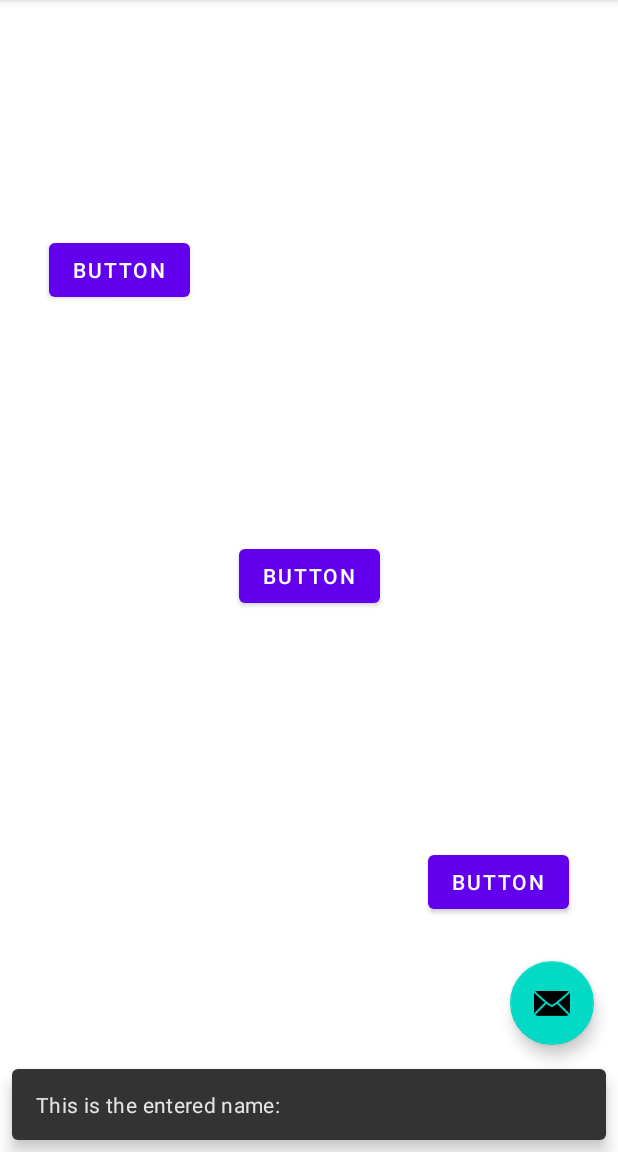
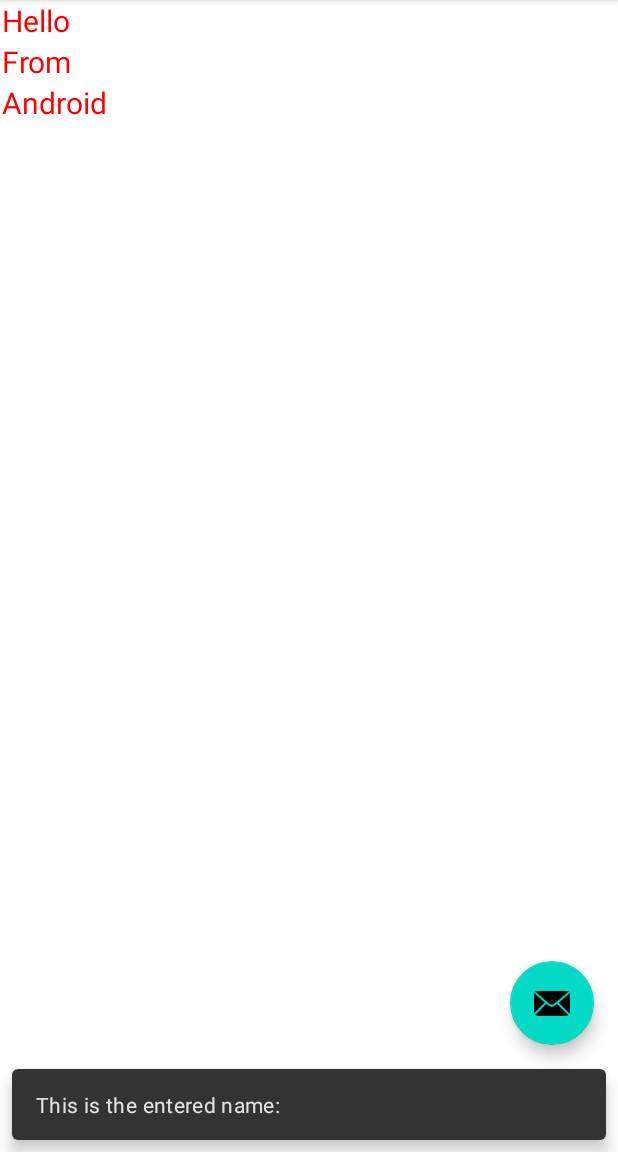
Before and after one commit to nasif-jaoadun/BasicUiLearning, an Android app: the screen it shows after launch (MainActivity), after a tap on an icon or button, on a phone screen of 412 x 824 dp, the part 84-1236 px from its top. Run offline under Robolectric (Android 15) with nearby library versions, the phone set to English and light mode, and no system bars; our stand-ins replace navigation-ui.

Commit message:
Position views with linear layout: Constraint layout, programmatically added view

```diff
--- a/app/src/main/java/com/codehabit/android/userinterface/MainActivity.kt
+++ b/app/src/main/java/com/codehabit/android/userinterface/MainActivity.kt
@@ -1,5 +1,6 @@
 package com.codehabit.android.userinterface
 
+import android.graphics.Color
 import android.os.Bundle
 import com.google.android.material.snackbar.Snackbar
 import androidx.appcompat.app.AppCompatActivity
@@ -9,6 +10,7 @@ import androidx.navigation.ui.navigateUp
 import androidx.navigation.ui.setupActionBarWithNavController
 import android.view.Menu
 import android.view.MenuItem
+import android.widget.TextView
 import com.codehabit.android.userinterface.databinding.ActivityMainBinding
 
 class MainActivity : AppCompatActivity() {
@@ -23,6 +25,9 @@ class MainActivity : AppCompatActivity() {
         setContentView(binding.root)
 
         setSupportActionBar(binding.toolbar)
+        addTextView("Hello")
+        addTextView("From")
+        addTextView("Android")
 
 //        val navController = findNavController(R.id.nav_host_fragment_content_main)
 //        appBarConfiguration = AppBarConfiguration(navController.graph)
@@ -33,6 +38,14 @@ class MainActivity : AppCompatActivity() {
                 .setAction("Action", null).show()
         }
 
+    }
+
+    private fun addTextView(label: String){
+        val view = TextView(this)
+        view.text = label
+        view.textSize = 20f
+        view.setTextColor(Color.parseColor("#ff0000"))
+        binding.contentView.linearLayout.addView(view)
     }
 
     override fun onCreateOptionsMenu(menu: Menu): Boolean {
--- a/app/src/main/res/layout/content_main.xml
+++ b/app/src/main/res/layout/content_main.xml
@@ -21,36 +21,18 @@
         app:layout_constraintTop_toTopOf="parent"/>-->
 
 
-    <Button
-        android:id="@+id/button"
-        android:layout_width="wrap_content"
-        android:layout_height="wrap_content"
-        android:text="Button"
-        app:layout_constraintBottom_toTopOf="@+id/button2"
-        app:layout_constraintEnd_toStartOf="@+id/button2"
-        app:layout_constraintHorizontal_bias="0.5"
-        app:layout_constraintStart_toStartOf="parent"
-        app:layout_constraintTop_toTopOf="parent" />
-
-    <Button
-        android:id="@+id/button2"
-        android:layout_width="wrap_content"
-        android:layout_height="wrap_content"
-        android:text="Button"
-        app:layout_constraintBottom_toTopOf="@+id/button3"
-        app:layout_constraintEnd_toStartOf="@+id/button3"
-        app:layout_constraintHorizontal_bias="0.5"
-        app:layout_constraintStart_toEndOf="@+id/button"
-        app:layout_constraintTop_toBottomOf="@+id/button" />
-
-    <Button
-        android:id="@+id/button3"
-        android:layout_width="wrap_content"
-        android:layout_height="wrap_content"
-        android:text="Button"
+    <LinearLayout
+        android:id="@+id/linearLayout"
+        android:layout_width="0dp"
+        android:layout_height="0dp"
+        android:layout_marginBottom="2dp"
+        android:layout_marginEnd="1dp"
+        android:layout_marginStart="1dp"
+        android:orientation="vertical"
         app:layout_constraintBottom_toBottomOf="parent"
         app:layout_constraintEnd_toEndOf="parent"
-        app:layout_constraintHorizontal_bias="0.5"
-        app:layout_constraintStart_toEndOf="@+id/button2"
-        app:layout_constraintTop_toBottomOf="@+id/button2" />
+        app:layout_constraintStart_toStartOf="parent"
+        app:layout_constraintTop_toTopOf="parent">
+
+    </LinearLayout>
 </androidx.constraintlayout.widget.ConstraintLayout>
```
